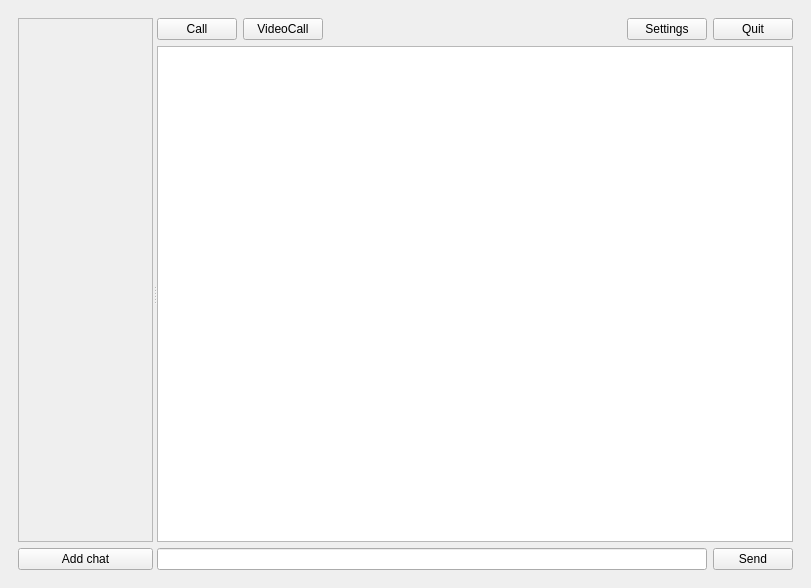
First picture: the form in miMessageClient/mainwindow.ui, repository lucky-rydar/miMessage, before the edit.
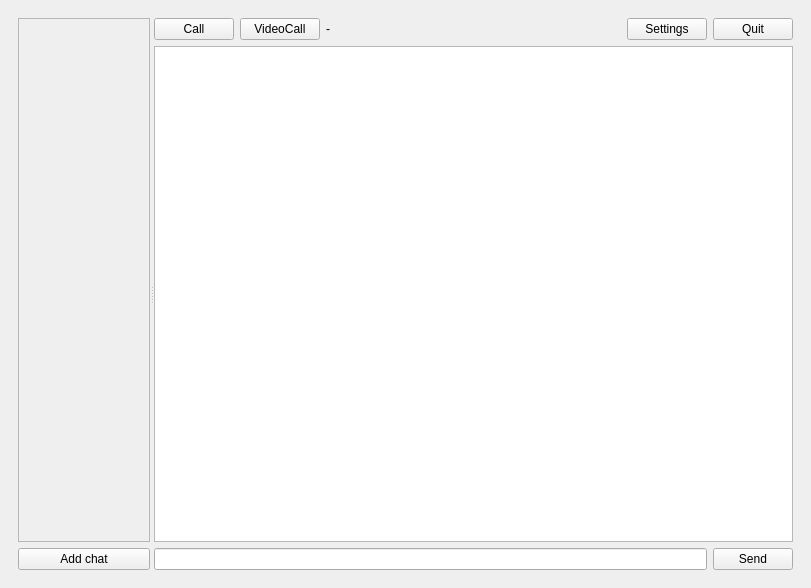
Second picture: the form after the edit.

Diff of the .ui file:
```diff
--- a/miMessageClient/mainwindow.ui
+++ b/miMessageClient/mainwindow.ui
@@ -389,6 +389,13 @@
                 </property>
                </widget>
               </item>
+              <item>
+               <widget class="QLabel" name="currentChatLabel">
+                <property name="text">
+                 <string>-</string>
+                </property>
+               </widget>
+              </item>
               <item>
                <spacer name="horizontalSpacer_7">
                 <property name="orientation">
@@ -419,7 +426,11 @@
              </layout>
             </item>
             <item>
-             <widget class="QTextEdit" name="textEdit"/>
+             <widget class="QTextEdit" name="MessagesArea">
+              <property name="readOnly">
+               <bool>true</bool>
+              </property>
+             </widget>
             </item>
             <item>
              <layout class="QHBoxLayout" name="horizontalLayout_11">
```
